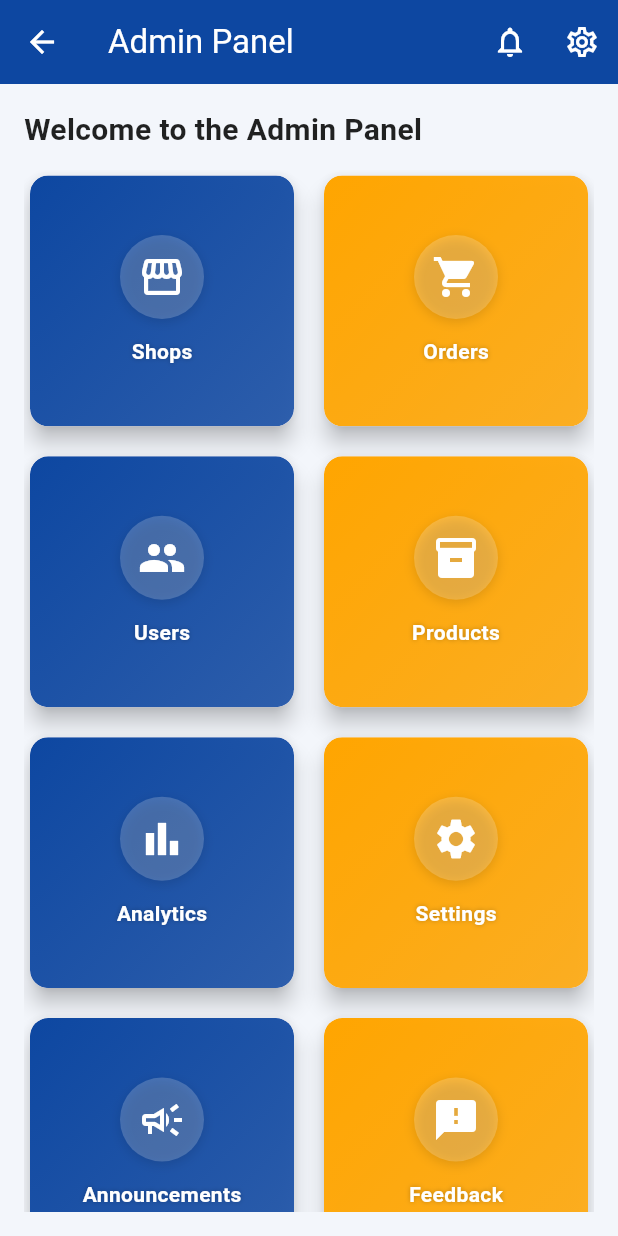
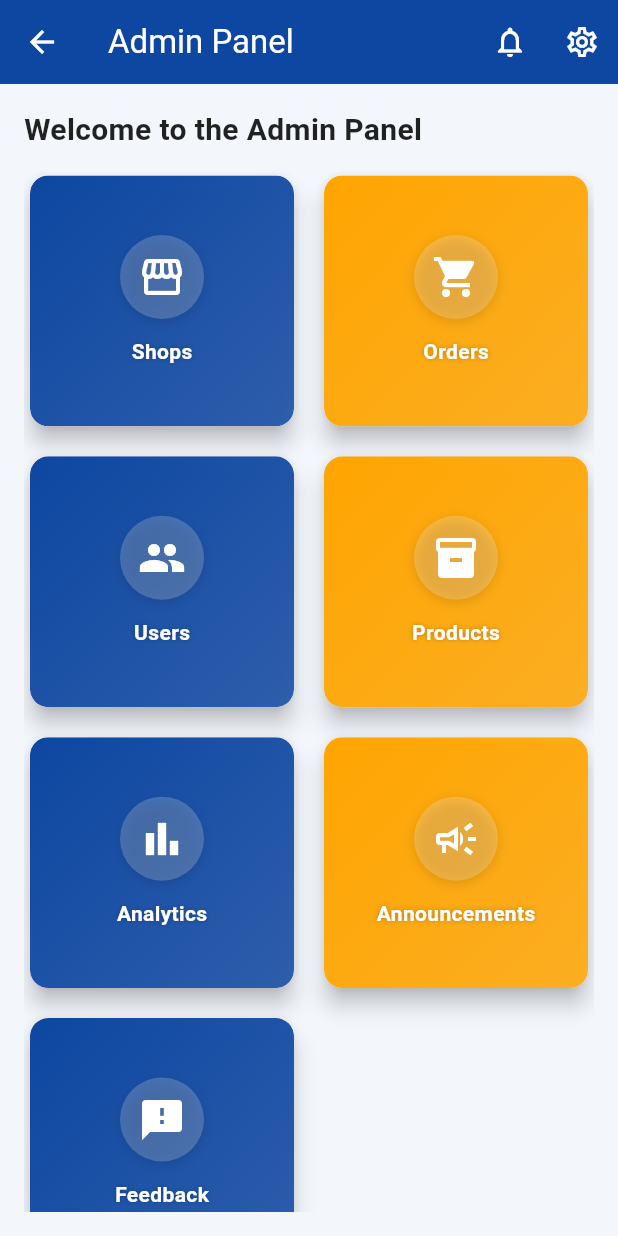
Before and after one commit to Munshifpk/cart_Link, a Flutter app: the AdminHome screen opened directly, on a phone screen of 412 x 824 dp. Run offline on Flutter 3.47's test engine with Material 3 defaults, Android fonts, the phone set to English and light mode, and no system bars; our stand-ins replace lottie; missing offline and left inert: mongo_dart.

Commit message:
eleven thirty pm 18-11-2025

```diff
--- a/lib/Admin/admin_Home.dart
+++ b/lib/Admin/admin_Home.dart
@@ -122,7 +122,7 @@ class _AdminHomeState extends State<AdminHome> {
       {'icon': Icons.people, 'title': 'Users'},
       {'icon': Icons.inventory, 'title': 'Products'},
       {'icon': Icons.bar_chart, 'title': 'Analytics'},
-      {'icon': Icons.settings, 'title': 'Settings'},
+
       {'icon': Icons.campaign_outlined, 'title': 'Announcements'},
       {'icon': Icons.feedback, 'title': 'Feedback'},
       // {'icon': Icons.support_agent, 'title': 'Support'},
--- a/lib/Shops/signUp-Shops.dart
+++ b/lib/Shops/signUp-Shops.dart
@@ -216,6 +216,7 @@ class _ShopSignUpPageState extends State<ShopSignUpPage> {
     return Scaffold(
       backgroundColor: const Color.fromARGB(255, 176, 179, 175),
       body: SafeArea(
+        child: Center(
           child: SingleChildScrollView(
             padding: const EdgeInsets.symmetric(horizontal: 16, vertical: 20),
             child: ConstrainedBox(
@@ -567,6 +568,7 @@ class _ShopSignUpPageState extends State<ShopSignUpPage> {
             ),
           ),
         ),
+      ),
     );
   }
 }
```
Lines whose indentation alone changed are shown as unchanged.
